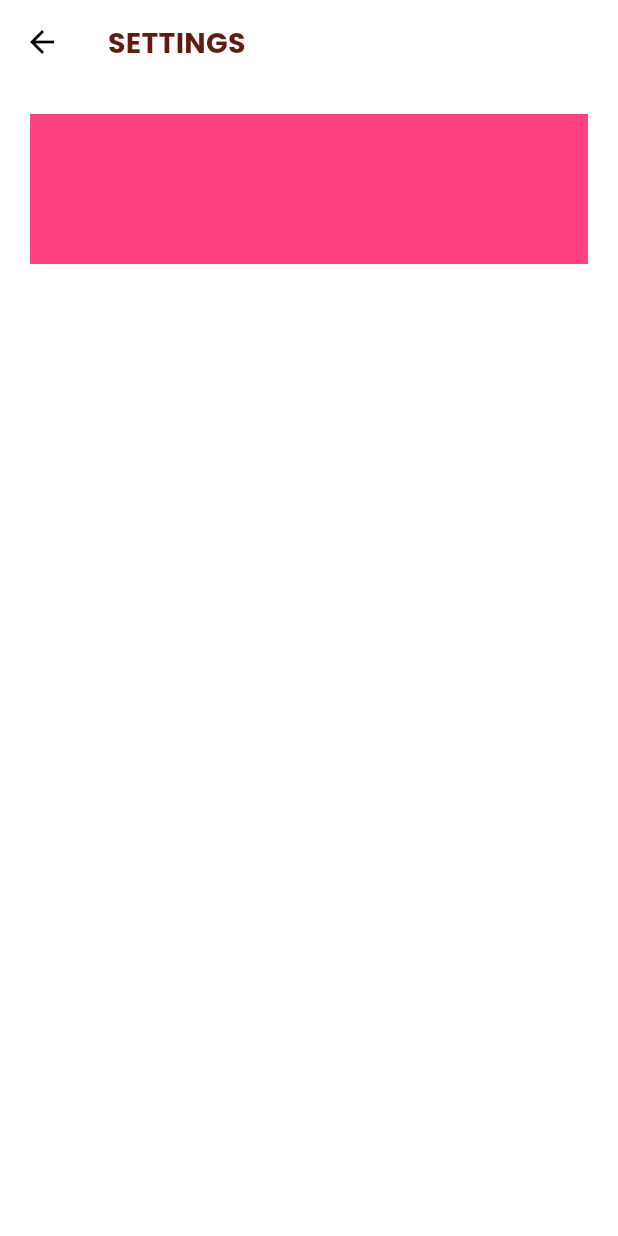
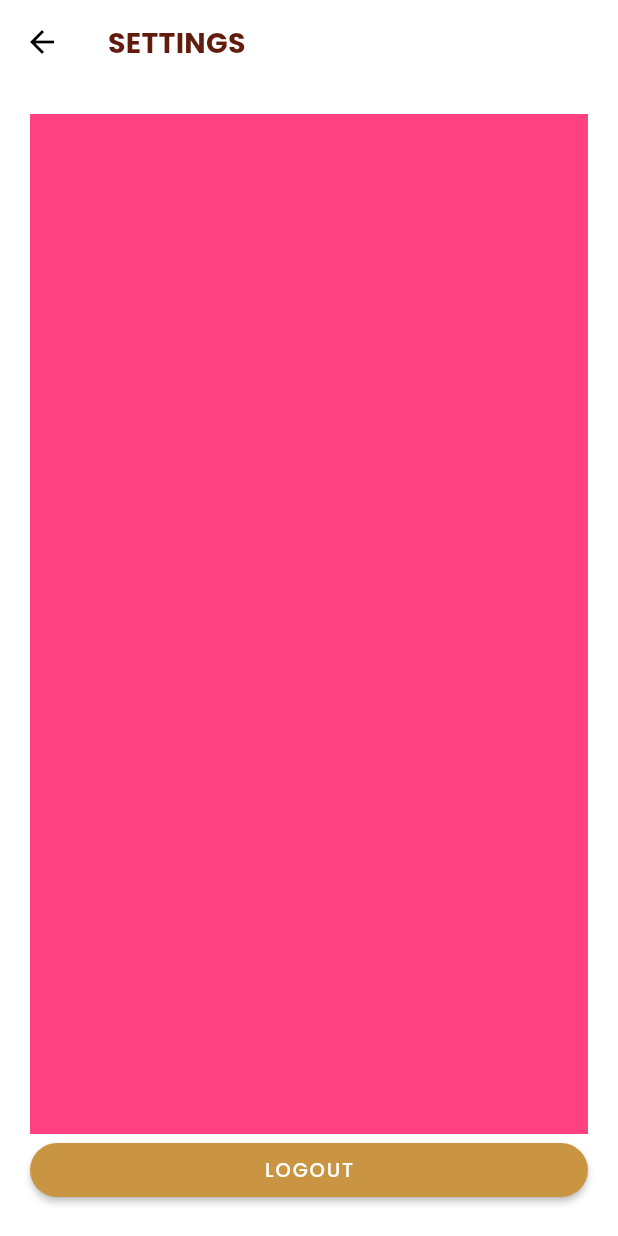
Before and after one commit to kaikoga45/myboba, a Flutter app: the Settings screen opened by its route, on a phone screen of 412 x 824 dp. Run offline on Flutter 3.47's test engine with Material 2 defaults, Android fonts, the phone set to English and light mode, and no system bars; our stand-ins replace cloud_firestore, firebase_auth, firebase_core, font_awesome_flutter, google_fonts; accounts and stored records are empty.

Commit message:
Adding a logout button

```diff
--- a/lib/ui/screens/settings.dart
+++ b/lib/ui/screens/settings.dart
@@ -16,16 +16,33 @@ class Settings extends StatelessWidget {
         ),
         elevation: 0,
       ),
-      body: Padding(
+      body: Container(
+        child: Padding(
           padding: const EdgeInsets.all(20),
           child: Column(
             crossAxisAlignment: CrossAxisAlignment.stretch,
             children: [
-            Container(
+              Expanded(
+                child: Container(
                   color: Colors.pinkAccent,
                   height: 100,
                 ),
+              ),
+              Expanded(
+                flex: 0,
+                child: RaisedButton(
+                  shape: RoundedRectangleBorder(
+                    borderRadius: BorderRadius.circular(20),
+                  ),
+                  onPressed: () {},
+                  child: Text(
+                    'LOGOUT',
+                    style: Theme.of(context).textTheme.button,
+                  ),
+                ),
+              )
             ],
+          ),
         ),
       ),
     );
```
Lines whose indentation alone changed are shown as unchanged.
